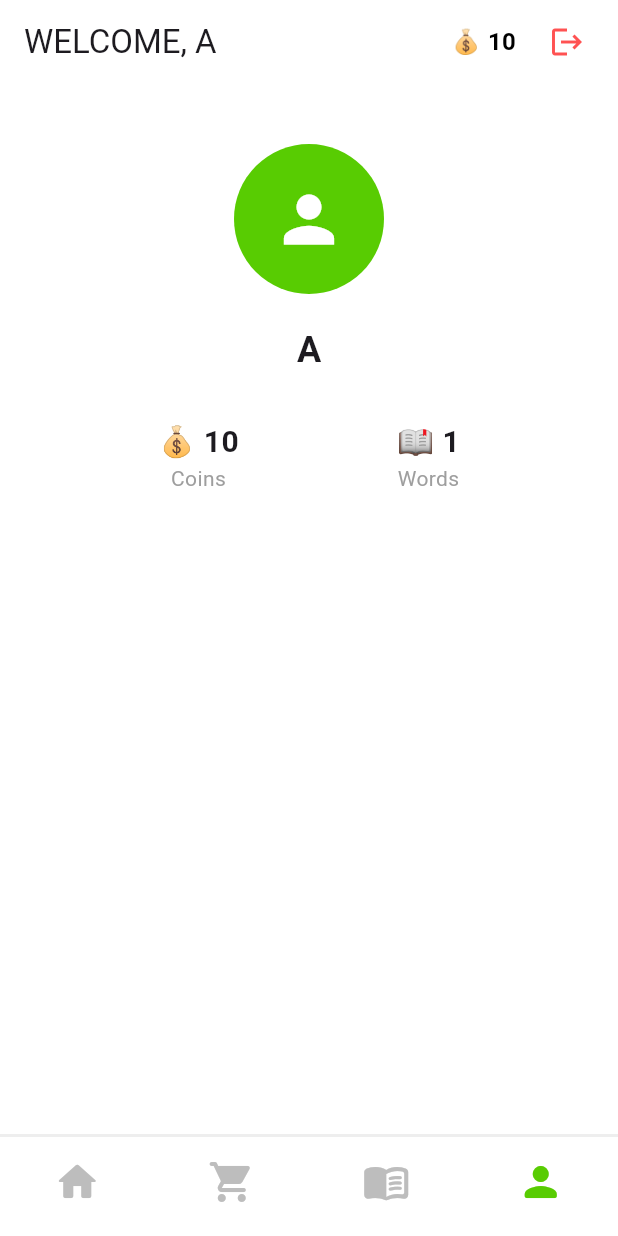
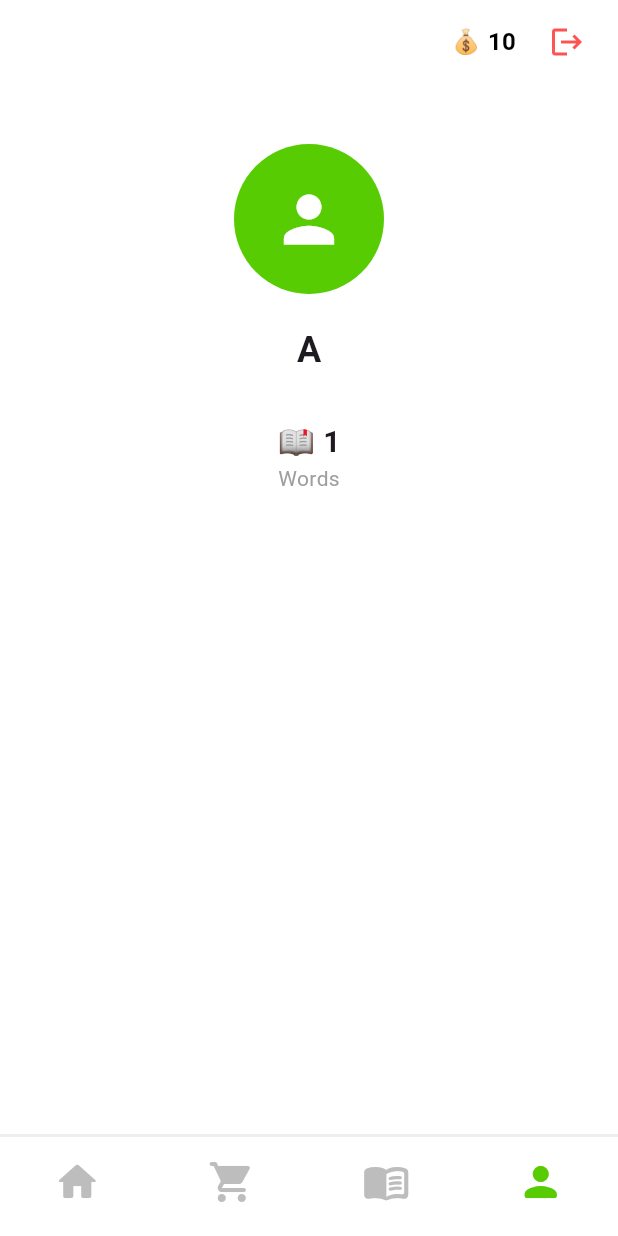
Before and after one commit to whoosh09/MobileProject_204311, a Flutter app: the HomePage screen opened directly with sample values from the repository, item 4 of the bottom bar chosen, on a phone screen of 412 x 824 dp. Run offline on Flutter 3.47's test engine with Material 3 defaults, Android fonts, the phone set to English and light mode, and no system bars; our stand-ins replace shared_preferences; missing offline and left inert: translator; accounts and stored records are empty; project files that could hold a hidden picture were left out.

```diff
--- a/lib/screens/home.dart
+++ b/lib/screens/home.dart
@@ -60,7 +60,6 @@ class _HomePageState extends State<HomePage> {
       appBar: AppBar(
         backgroundColor: Colors.white,
         elevation: 0,
-        title: Text("WELCOME, ${widget.currentUser.username.toUpperCase()}"),
         actions: [
           // Coins Display
           Center(
--- a/lib/screens/profile.dart
+++ b/lib/screens/profile.dart
@@ -28,7 +28,6 @@ class ProfilePage extends StatelessWidget {
           Row(
             mainAxisAlignment: MainAxisAlignment.spaceEvenly,
             children: [
-              _buildStatColumn("Coins", "💰 ${currentUser.coins}"),
               _buildStatColumn("Words", "📖 ${currentUser.wordsFound}"),
             ],
           ),
--- a/pubspec.yaml
+++ b/pubspec.yaml
@@ -44,6 +44,7 @@ flutter:
     - assets/targetwords.txt
     - assets/validwords.txt
 
+
   # To add custom fonts to your application, add a fonts section here,
   # in this "flutter" section. Each entry in this list should have a
   # "family" key with the font family name, and a "fonts" key with a
```
Also changed, not shown: lib/screens/dictionary.dart (line endings or trailing spaces).
